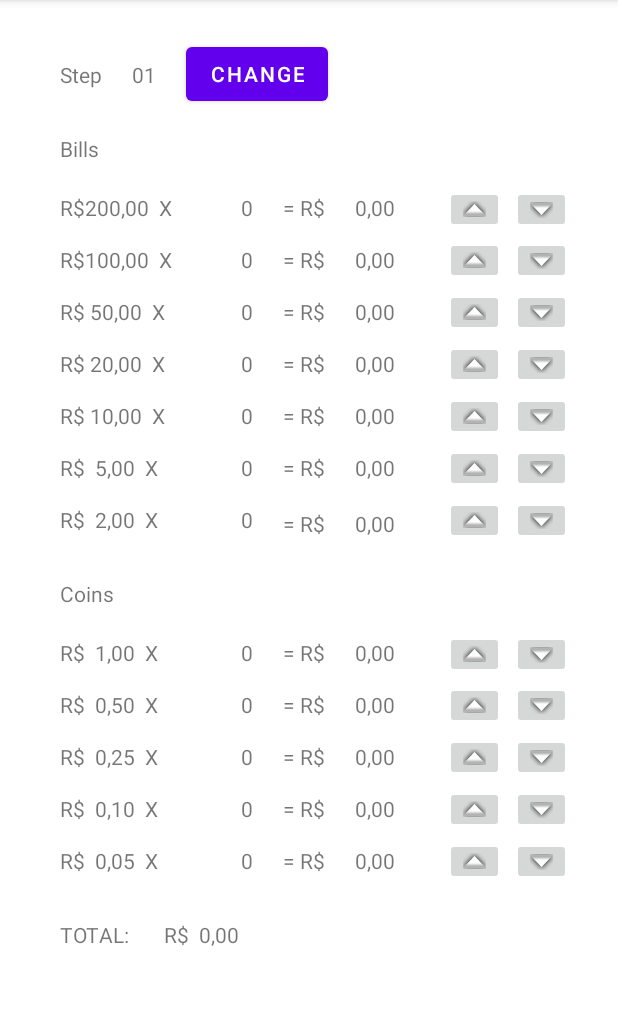
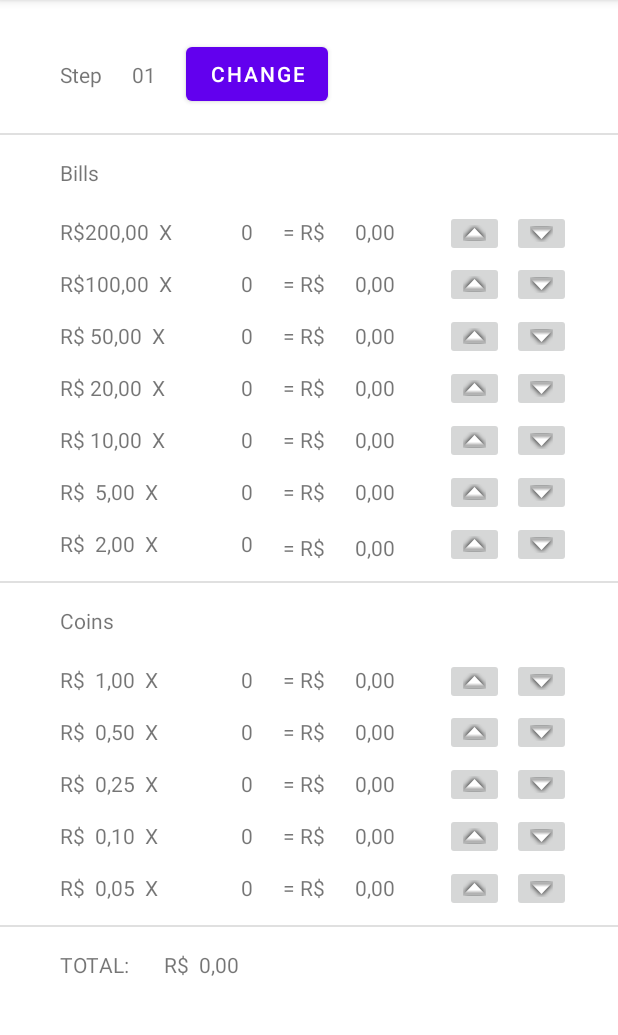
Before and after one commit to pzoliveira/SumOfDonations, an Android app: the screen it shows after launch (MainActivity), on a phone screen of 412 x 824 dp, the part 84-1119 px from its top. Run offline under Robolectric (Android 15) with nearby library versions, the phone set to English and light mode, and no system bars.

Commit message:
Places some dividers.

```diff
--- a/app/src/main/res/layout/activity_main.xml
+++ b/app/src/main/res/layout/activity_main.xml
@@ -31,10 +31,10 @@
         android:layout_width="wrap_content"
         android:layout_height="wrap_content"
         android:layout_marginStart="@dimen/leftalign"
-        android:layout_marginTop="@dimen/titlealign"
+        android:layout_marginTop="@dimen/interalign"
         android:text="@string/bills_name"
         app:layout_constraintStart_toStartOf="parent"
-        app:layout_constraintTop_toBottomOf="@+id/txtStep" />
+        app:layout_constraintTop_toBottomOf="@id/divider1" />
 
     <TextView
         android:id="@+id/txt200bucks"
@@ -111,10 +111,10 @@
         android:layout_width="wrap_content"
         android:layout_height="wrap_content"
         android:layout_marginStart="@dimen/leftalign"
-        android:layout_marginTop="@dimen/titlealign"
+        android:layout_marginTop="@dimen/interalign"
         android:text="@string/coins_name"
         app:layout_constraintStart_toStartOf="parent"
-        app:layout_constraintTop_toBottomOf="@+id/txt2bucks" />
+        app:layout_constraintTop_toBottomOf="@id/divider2" />
 
     <TextView
         android:id="@+id/txt100cents"
@@ -171,20 +171,20 @@
         android:layout_width="wrap_content"
         android:layout_height="wrap_content"
         android:layout_marginStart="@dimen/leftalign"
-        android:layout_marginTop="@dimen/titlealign"
+        android:layout_marginTop="@dimen/interalign"
         android:text="TOTAL: "
         app:layout_constraintStart_toStartOf="parent"
-        app:layout_constraintTop_toBottomOf="@+id/txt5cents" />
+        app:layout_constraintTop_toBottomOf="@id/divider3" />
 
     <TextView
         android:id="@+id/txtTotal"
         android:layout_width="wrap_content"
         android:layout_height="wrap_content"
         android:layout_marginStart="@dimen/nextalign"
-        android:layout_marginTop="@dimen/titlealign"
+        android:layout_marginTop="@dimen/interalign"
         android:text="R$  0,00"
         app:layout_constraintStart_toEndOf="@+id/txtTotalTitle"
-        app:layout_constraintTop_toBottomOf="@+id/txt5cents" />
+        app:layout_constraintTop_toBottomOf="@id/divider3" />
 
     <TextView
         android:id="@+id/txtQty200bks"
@@ -808,4 +808,31 @@
         app:layout_constraintTop_toBottomOf="@+id/txt10cents"
         app:srcCompat="@android:drawable/arrow_down_float" />
 
+    <View
+        android:id="@+id/divider1"
+        android:layout_width="match_parent"
+        android:layout_height="1dp"
+        android:layout_marginTop="@dimen/interalign"
+        android:background="?android:attr/listDivider"
+        tools:layout_editor_absoluteX="1dp"
+        app:layout_constraintTop_toBottomOf="@+id/btnChange" />
+
+    <View
+        android:id="@+id/divider2"
+        android:layout_width="match_parent"
+        android:layout_height="1dp"
+        android:layout_marginTop="@dimen/interalign"
+        android:background="?android:attr/listDivider"
+        tools:layout_editor_absoluteX="1dp"
+        app:layout_constraintTop_toBottomOf="@id/txt2bucks" />
+
+    <View
+        android:id="@+id/divider3"
+        android:layout_width="match_parent"
+        android:layout_height="1dp"
+        android:layout_marginTop="@dimen/interalign"
+        android:background="?android:attr/listDivider"
+        tools:layout_editor_absoluteX="1dp"
+        app:layout_constraintTop_toBottomOf="@id/txt5cents" />
+
 </androidx.constraintlayout.widget.ConstraintLayout>
--- a/app/src/main/res/values/measures.xml
+++ b/app/src/main/res/values/measures.xml
@@ -2,7 +2,6 @@
 <resources>
     <dimen name="leftalign">40dp</dimen>
     <dimen name="topalign">40dp</dimen>
-    <dimen name="titlealign">30dp</dimen>
     <dimen name="indexalign">20dp</dimen>
     <dimen name="interalign">15dp</dimen>
     <dimen name="nextalign">20dp</dimen>
```
